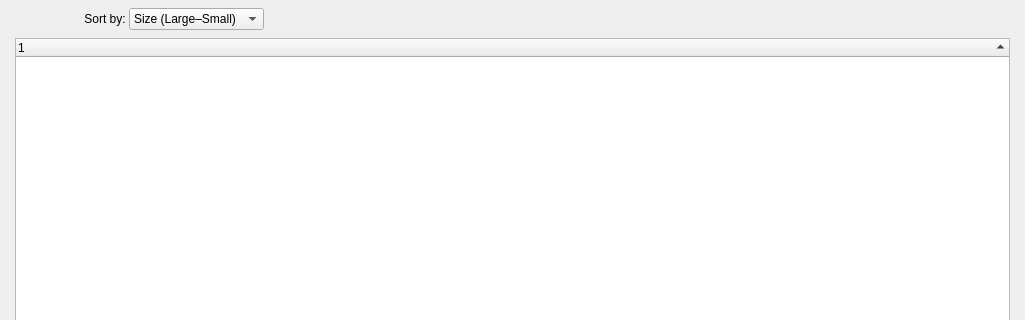
This is shared/nexis/Pages/SystemCleaner/system_cleaner_page.ui in s4solutionsllc/Nexis as Qt 5 draws it before an edit; both pictures show x 0 to 1025 and y 0 to 320 of the 1025 by 736 pixel window. The edited form follows.
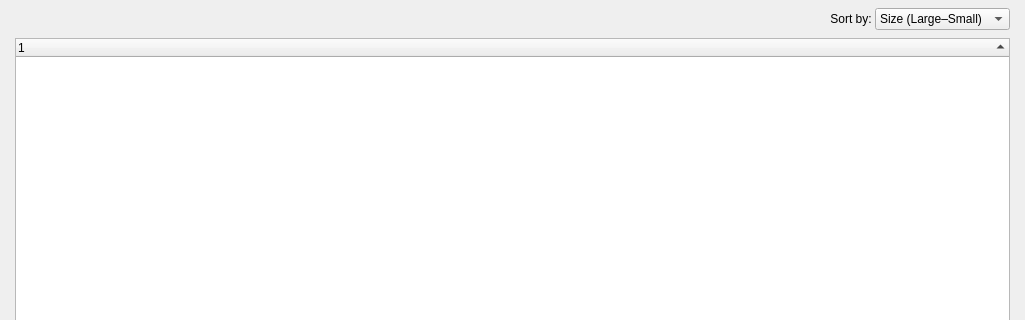
This is the edited form. The open tabs and pages were chosen to show the change. Icons and pictures are not drawn.

Commit message:
feat(cleaner): selection-driven detail panel, elevated card color, sort fix
Cards now use cardBgElevated to match footer. Sort by row spans full
width with leading spacer so controls anchor to the right. Detail tree
is rebuilt on every toggle (refreshInlineTree) and shown only when at
least one tile is checked; onScanFinished no longer auto-shows the tree.

```diff
--- a/shared/nexis/Pages/SystemCleaner/system_cleaner_page.ui
+++ b/shared/nexis/Pages/SystemCleaner/system_cleaner_page.ui
@@ -91,8 +91,21 @@
           <property name="verticalSpacing">
            <number>8</number>
           </property>
-          <item row="0" column="0" alignment="Qt::AlignRight">
+          <item row="0" column="0" colspan="4">
            <layout class="QHBoxLayout" name="horizontalLayout">
+            <item>
+             <spacer name="horizontalSpacerSort">
+              <property name="orientation">
+               <enum>Qt::Horizontal</enum>
+              </property>
+              <property name="sizeHint" stdset="0">
+               <size>
+                <width>40</width>
+                <height>20</height>
+               </size>
+              </property>
+             </spacer>
+            </item>
             <item>
              <widget class="QLabel" name="lblSortBy">
               <property name="text">
```
The commit also changes 3 other files.
